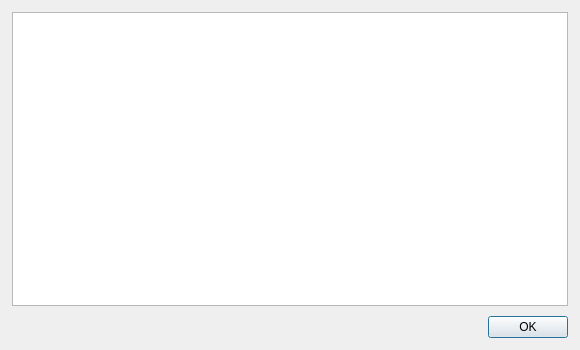
Above: src/designer/textviewdialog.ui from dnkorpushov/libro2 before the change. Below: the same form after it.
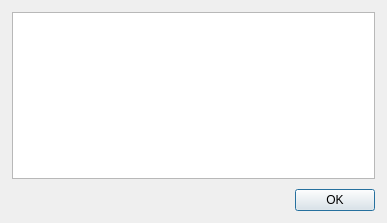
That is the form after the change.

Patch:
```diff
--- a/src/designer/textviewdialog.ui
+++ b/src/designer/textviewdialog.ui
@@ -6,8 +6,8 @@
    <rect>
     <x>0</x>
     <y>0</y>
-    <width>580</width>
-    <height>350</height>
+    <width>387</width>
+    <height>223</height>
    </rect>
   </property>
   <property name="windowTitle">
```
